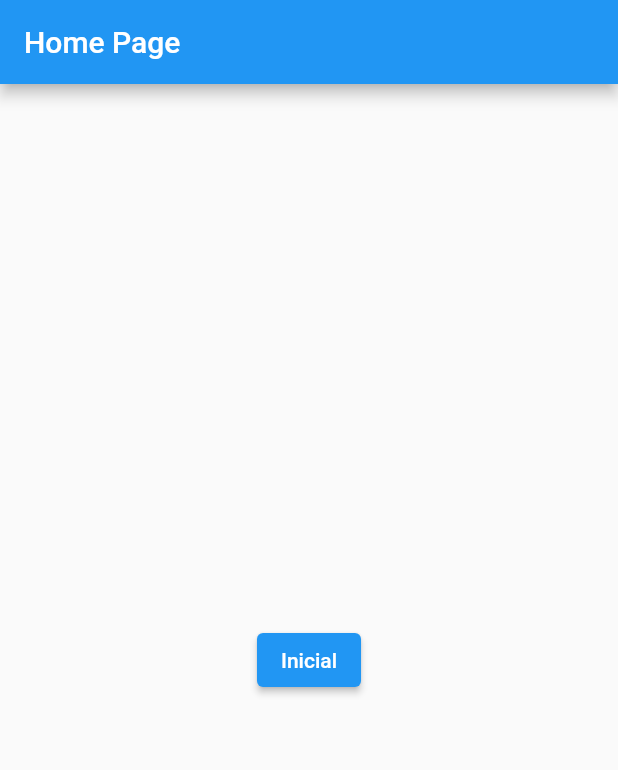
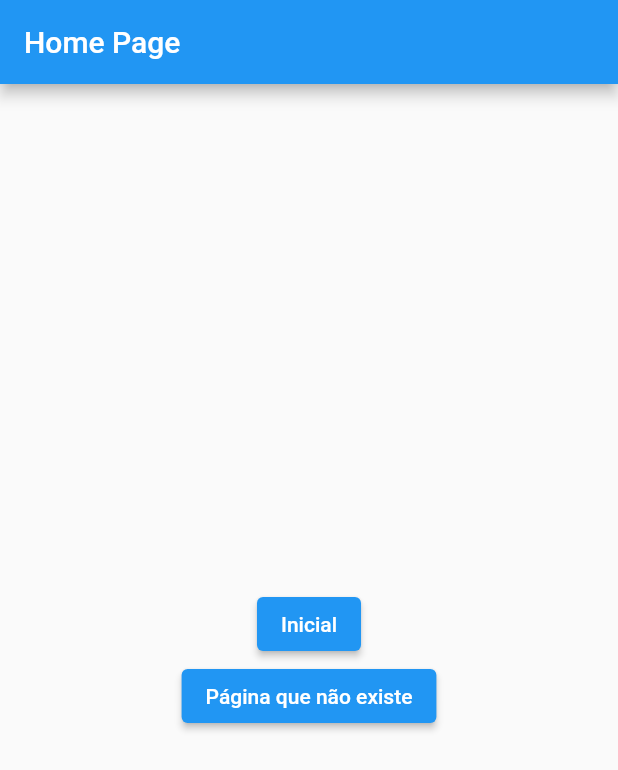
Before and after one commit to moraes3000/flutter_getx_tutorial, a Flutter app: the screen it shows after launch, on a phone screen of 412 x 824 dp. Shown: the top 770 px of the screen. Run offline on Flutter 3.47's test engine with Material 2 defaults, Android fonts, the phone set to English and light mode, and no system bars; our stand-ins replace get.

Commit message:
rota não encontrada

```diff
--- a/get_rotas_nomeadas/lib/main.dart
+++ b/get_rotas_nomeadas/lib/main.dart
@@ -3,6 +3,7 @@ import 'package:get/get.dart';
 import 'package:get_rotas_nomeadas/pages/home_page.dart';
 
 import 'pages/inicial/page1.dart';
+import 'pages/rota_nao_encontrada/rota_nao_encontrada_page.dart';
 
 void main() {
   runApp(const MyApp());
@@ -17,9 +18,14 @@ class MyApp extends StatelessWidget {
       theme: ThemeData(
         primarySwatch: Colors.blue,
       ),
+      unknownRoute: GetPage(
+        name: '/404',
+        page: () => const RotaNaoEncontradaPage(),
+      ),
+      initialRoute: '/home',
       getPages: [
         GetPage(
-          name: '/',
+          name: '/home',
           page: () => const HomePage(),
         ),
         GetPage(
--- a/get_rotas_nomeadas/lib/pages/home_page.dart
+++ b/get_rotas_nomeadas/lib/pages/home_page.dart
@@ -19,7 +19,13 @@ class HomePage extends StatelessWidget {
               Get.toNamed("/inicial/page1");
             },
             child: const Text('Inicial'),
-          )
+          ),
+          ElevatedButton(
+            onPressed: () {
+              Get.toNamed("/pagina_que_n_existe");
+            },
+            child: const Text('Página que não existe'),
+          ),
         ],
       )),
     );
```
Also changed, not shown: get_rotas_nomeadas/lib/pages/rota_nao_encontrada/rota_nao_encontrada_page.dart (added, +15 -0 lines).
